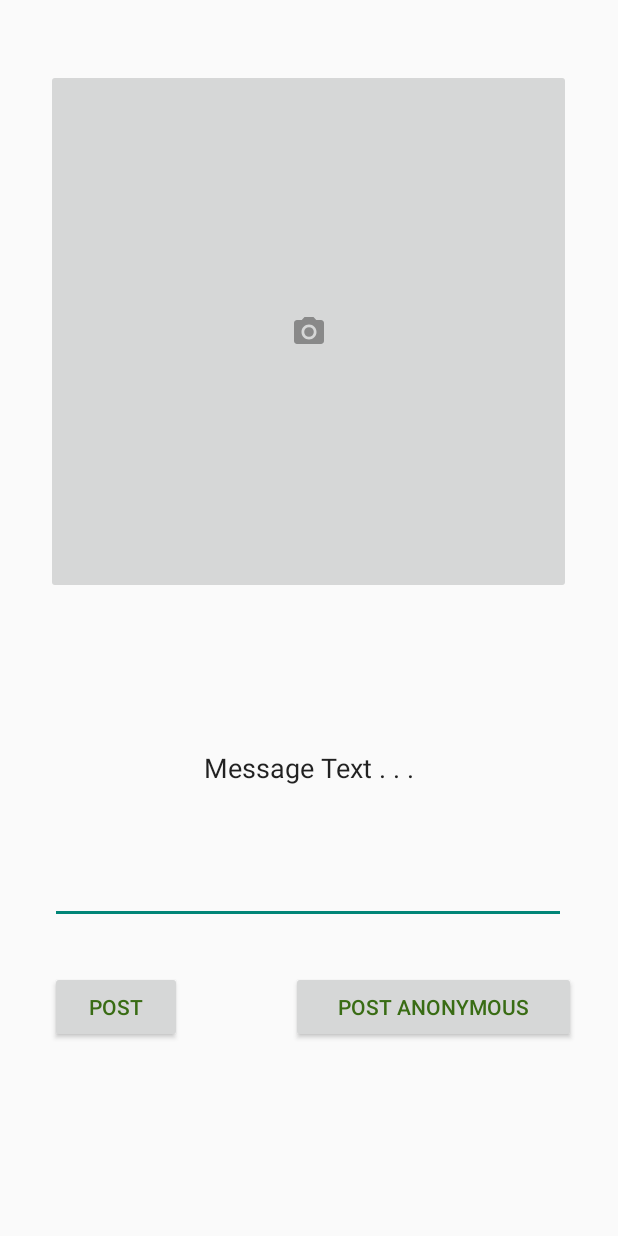
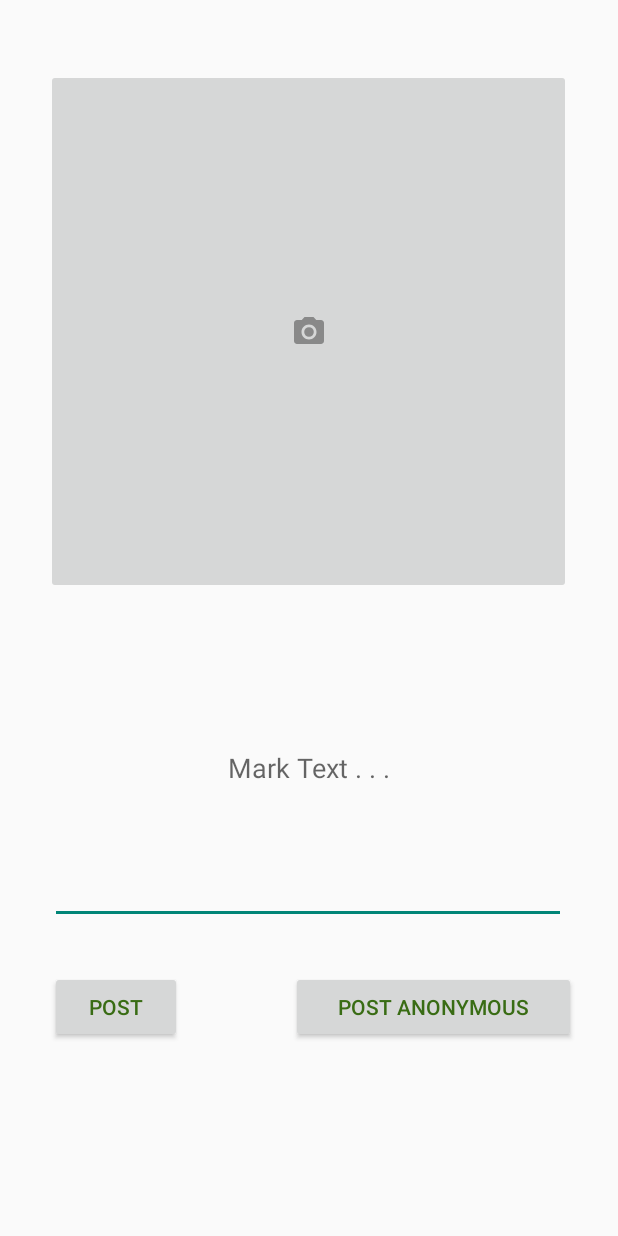
Before and after one commit to Crotshot/MobileApp2_1, an Android app: the fragment PostFragment shown on its own in the app's theme, on a phone screen of 412 x 824 dp. Run offline under Robolectric (Android 15) with nearby library versions, the phone set to English and light mode, and no system bars; our stand-ins replace navigation-ui.

Commit message:
Post Fragment Functionality

```diff
--- a/app/src/main/java/wit/assignments/mobapp2_1/activities/HomeActivity.kt
+++ b/app/src/main/java/wit/assignments/mobapp2_1/activities/HomeActivity.kt
@@ -1,15 +1,18 @@
 package wit.assignments.mobapp2_1.activities
 
+import android.app.Fragment
 import android.os.Bundle
 import androidx.appcompat.app.AppCompatActivity
 import androidx.appcompat.widget.Toolbar
 import androidx.drawerlayout.widget.DrawerLayout
+import androidx.fragment.app.FragmentManager
 import androidx.navigation.findNavController
 import androidx.navigation.ui.NavigationUI
 import wit.assignments.mobapp2_1.R
 import wit.assignments.mobapp2_1.databinding.ActivityHomeBinding
 
-class HomeActivity : AppCompatActivity() {
+
+class HomeActivity : AppCompatActivity(){
 
     private lateinit var drawerLayout: DrawerLayout
     private lateinit var activityHomeBinding : ActivityHomeBinding
@@ -33,4 +36,5 @@ class HomeActivity : AppCompatActivity() {
         val navController = findNavController(R.id.nav_host_fragment)
         return NavigationUI.navigateUp(navController, drawerLayout)
     }
+
 }
--- a/app/src/main/res/drawable/side_nav_bar.xml
+++ b/app/src/main/res/drawable/side_nav_bar.xml
@@ -2,7 +2,7 @@
 <shape xmlns:android="http://schemas.android.com/apk/res/android"
     android:shape="rectangle">
     <gradient
-        android:angle="135"
+        android:angle="270"
         android:centerColor="@color/centerColor_Light"
         android:endColor="@color/endColor_Light"
         android:startColor="@color/startColor_Light"
--- a/app/src/main/res/layout/fragment_post.xml
+++ b/app/src/main/res/layout/fragment_post.xml
@@ -24,13 +24,13 @@
             app:layout_constraintVertical_bias="0.097" />
 
         <EditText
-            android:id="@+id/editTextTextPersonName"
+            android:id="@+id/postText"
             android:layout_width="344dp"
             android:layout_height="208dp"
             android:layout_marginTop="12dp"
             android:ems="10"
+            android:hint="@string/Hint_Text"
             android:inputType="textPersonName"
-            android:text="Message Text . . ."
             android:textAlignment="center"
             app:layout_constraintEnd_toEndOf="parent"
             app:layout_constraintHorizontal_bias="0.492"
@@ -47,7 +47,7 @@
             app:layout_constraintEnd_toStartOf="@+id/post_anon_button"
             app:layout_constraintHorizontal_bias="0.314"
             app:layout_constraintStart_toStartOf="parent"
-            app:layout_constraintTop_toBottomOf="@+id/editTextTextPersonName"
+            app:layout_constraintTop_toBottomOf="@+id/postText"
             app:layout_constraintVertical_bias="0.197" />
 
         <Button
@@ -59,7 +59,7 @@
             android:textColor="@color/color_accent_light"
             app:layout_constraintBottom_toBottomOf="parent"
             app:layout_constraintEnd_toEndOf="parent"
-            app:layout_constraintTop_toBottomOf="@+id/editTextTextPersonName"
+            app:layout_constraintTop_toBottomOf="@+id/postText"
             app:layout_constraintVertical_bias="0.197" />
     </androidx.constraintlayout.widget.ConstraintLayout>
 </FrameLayout>
--- a/app/src/main/res/values/strings.xml
+++ b/app/src/main/res/values/strings.xml
@@ -7,6 +7,7 @@
     <string name="Test_1">Test 1</string>
     <string name="Test_2">Test 2</string>
     <string name="Test_3">Test 3</string>
+    <string name="Hint_Text">Mark Text . . .</string>
     <string name="action_map">Map</string>
     <string name="action_messages">Messages</string>
     <string name="action_post">Post</string>
```
Also changed, not shown: app/src/main/java/wit/assignments/mobapp2_1/fragments/MapFragment.kt (+14 -16 lines), app/src/main/java/wit/assignments/mobapp2_1/fragments/PostFragment.kt (+50 -0 lines).
